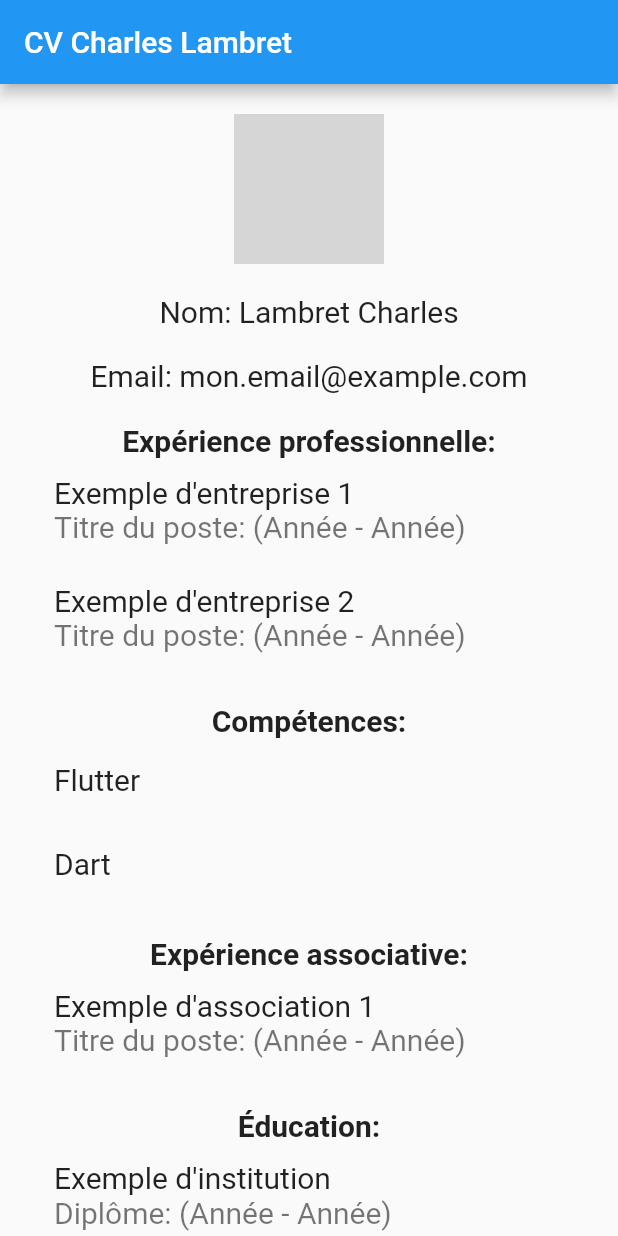
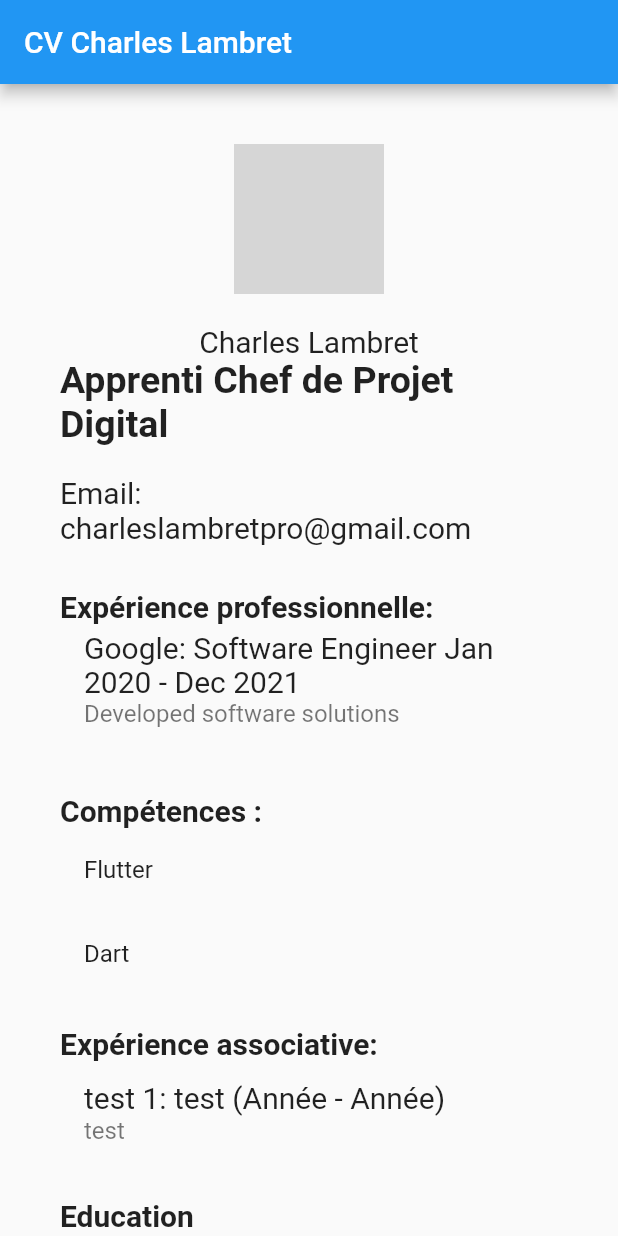
Before and after one commit to CharlesLambret/IIM-Flutter, a Flutter app: the screen it shows after launch, on a phone screen of 412 x 824 dp. Run offline on Flutter 3.47's test engine with Material 2 defaults, Android fonts, the phone set to English and light mode, and no system bars; network calls fail; grey boxes are pictures that could not be loaded.

Commit message:
v1 - décomposition du code et entièreté des éléments à insérer integrés

```diff
--- /dev/null
+++ b/lib/educations.dart
@@ -0,0 +1,46 @@
+import 'package:flutter/material.dart';
+
+class Education {
+  final String institution;
+  final String degree;
+  final String period;
+
+  Education({required this.institution, required this.degree, required this.period});
+}
+
+class EducationSection extends StatelessWidget {
+  final List<Education> educations;
+
+  EducationSection({Key? key, required this.educations}) : super (key: key);
+
+  @override
+  Widget build(BuildContext contect) {
+    return Column(
+      crossAxisAlignment: CrossAxisAlignment.start,
+      children : [
+        Text(
+              'Education',
+              style: TextStyle(fontSize: 20, fontWeight: FontWeight.bold),
+            ),
+        ListView.builder(
+          shrinkWrap: true,
+          physics: NeverScrollableScrollPhysics(),
+          itemCount: educations.length,
+          itemBuilder: (context, index) {
+            return ListTile(
+              title: Text(
+                educations[index].institution +
+                    ': ' +
+                    educations[index].degree +
+                    ' ' +
+                    educations[index].period,
+                style: TextStyle(fontSize: 20),
+              ),
+            );
+          },
+        ),
+        SizedBox(height: 20),
+      ]
+    );
+  }
+}
--- /dev/null
+++ b/lib/experiences.dart
@@ -0,0 +1,56 @@
+import 'package:flutter/material.dart';
+
+class Experience {
+  final String company;
+  final String position;
+  final String period;
+  final String description;
+
+  Experience({
+    required this.company,
+    required this.position,
+    required this.period,
+    required this.description,
+  });
+}
+
+class ExperienceSection extends StatelessWidget {
+  final List<Experience> experiences;
+
+  ExperienceSection({Key? key, required this.experiences}) : super(key: key);
+
+  @override
+  Widget build(BuildContext context) {
+    return Column(
+      crossAxisAlignment: CrossAxisAlignment.start,
+      children: [
+        Text(
+              'Expérience professionnelle:',
+              style: TextStyle(fontSize: 20, fontWeight: FontWeight.bold),
+            ),
+        ListView.builder(
+          shrinkWrap: true,
+          physics: NeverScrollableScrollPhysics(),
+          itemCount: experiences.length,
+          itemBuilder: (context, index) {
+            return ListTile(
+              title: Text(
+                experiences[index].company +
+                    ': ' +
+                    experiences[index].position +
+                    ' ' +
+                    experiences[index].period,
+                style: TextStyle(fontSize: 20),
+              ),
+              subtitle: Text(
+                experiences[index].description,
+                style: TextStyle(fontSize: 16),
+              ),
+            );
+          },
+        ),
+        SizedBox(height: 20),
+      ],
+    );
+  }
+}
--- /dev/null
+++ b/lib/experiencesassos.dart
@@ -0,0 +1,40 @@
+import 'package:flutter/material.dart';
+
+class ExperienceAssos {
+  final String association;
+  final String role;
+  final String period;
+  final String description;
+
+  ExperienceAssos({required this.association, required this.role, required this.period, required this.description});
+}
+
+class ExperienceAssosSection extends StatelessWidget {
+  final List<ExperienceAssos> experiencesassos;
+
+  ExperienceAssosSection({Key? key, required this.experiencesassos}) : super(key: key);
+
+  @override
+  Widget build(BuildContext context) {
+    return Column(
+      crossAxisAlignment: CrossAxisAlignment.start,
+      children: [
+        Text(
+          'Expérience associative:',
+          style: TextStyle(fontSize: 20, fontWeight: FontWeight.bold),
+        ),
+        ListView.builder(
+          shrinkWrap: true,
+          physics: NeverScrollableScrollPhysics(),
+          itemCount: experiencesassos.length,
+          itemBuilder: (context, index) {
+            return ListTile(
+              title: Text(experiencesassos[index].association + ': ' + experiencesassos[index].role + ' ' + experiencesassos[index].period, style: TextStyle(fontSize: 20)),
+              subtitle: Text(experiencesassos[index].description, style: TextStyle(fontSize: 16)),
+            );
+          },
+        ),
+      ],
+    );
+  }
+}
--- /dev/null
+++ b/lib/hobbies.dart
@@ -0,0 +1,36 @@
+import 'package:flutter/material.dart';
+
+class Hobby {
+  final String name;
+
+  Hobby({required this.name});
+}
+
+class HobbySection extends StatelessWidget{
+  final List<Hobby> hobbies;
+
+  HobbySection({Key? key, required this.hobbies}) : super(key: key);
+
+  @override
+  Widget build(BuildContext context) {
+    return Column(
+      crossAxisAlignment: CrossAxisAlignment.start,
+      children: <Widget>[
+        Text(
+          'Loisirs:',
+          style: TextStyle(fontSize: 20, fontWeight: FontWeight.bold),
+        ),
+        ListView.builder(
+          shrinkWrap: true,
+          physics: NeverScrollableScrollPhysics(),
+          itemCount: hobbies.length,
+          itemBuilder: (context, index) {
+            return ListTile(
+              title: Text(hobbies[index].name, style: TextStyle(fontSize: 20)),
+            );
+          },
+        ),
+      ],
+    );
+  }
+}
--- /dev/null
+++ b/lib/langues.dart
@@ -0,0 +1,37 @@
+import 'package:flutter/material.dart';
+
+class Language {
+  final String name;
+  final String level;
+
+  Language({required this.name, required this.level});
+}
+
+class LanguageSection extends StatelessWidget {
+  final List<Language> languages;
+
+  LanguageSection({Key? key, required this.languages}) : super(key: key);
+
+  @override
+  Widget build(BuildContext context) {
+    return Column(
+      crossAxisAlignment: CrossAxisAlignment.start,
+      children: <Widget>[
+        Text(
+          'Langues:',
+          style: TextStyle(fontSize: 20, fontWeight: FontWeight.bold),
+        ),
+        ListView.builder(
+          shrinkWrap: true,
+          physics: NeverScrollableScrollPhysics(),
+          itemCount: languages.length,
+          itemBuilder: (context, index) {
+            return ListTile(
+              title: Text(languages[index].name + ': ' + languages[index].level, style: TextStyle(fontSize: 20)),
+            );
+          },
+        ),
+      ],
+    );
+  }
+}
--- a/lib/main.dart
+++ b/lib/main.dart
@@ -1,52 +1,23 @@
 import 'package:flutter/material.dart';
+import 'experiences.dart';
+import 'experiencesassos.dart';
+import 'skills.dart';
+import 'educations.dart';
+import 'hobbies.dart';
+import 'langues.dart';
 
 void main() {
   runApp(MaterialApp(
     home: MyApp(),
   ));
 }
-
-class Experience {
-  final String company;
-  final String position;
-  final String period;
-
-  Experience({required this.company, required this.position, required this.period});
-}
-
-class Skill {
-  final String name;
-
-  Skill({required this.name});
-}
-
-class AssociationExperience {
-  final String association;
-  final String role;
-  final String period;
-
-  AssociationExperience({required this.association, required this.role, required this.period});
-}
-
-class Education {
-  final String institution;
-  final String degree;
-  final String period;
-
-  Education({required this.institution, required this.degree, required this.period});
-}
-
 class MyApp extends StatelessWidget {
   final List<Experience> experiences = [
     Experience(
-      company: 'Exemple d\'entreprise 1',
-      position: 'Titre du poste',
-      period: '(Année - Année)',
-    ),
-    Experience(
-      company: 'Exemple d\'entreprise 2',
-      position: 'Titre du poste',
-      period: '(Année - Année)',
+      company: 'Google',
+      position: 'Software Engineer',
+      period: 'Jan 2020 - Dec 2021',
+      description: 'Developed software solutions',
     ),
   ];
 
@@ -55,20 +26,37 @@ class MyApp extends StatelessWidget {
     Skill(name: 'Dart'),
   ];
 
-  final List<AssociationExperience> associationExperiences = [
-    AssociationExperience(
-      association: 'Exemple d\'association 1',
-      role: 'Titre du poste',
+  final List<ExperienceAssos> experiencesassos = [
+    ExperienceAssos(
+      association: 'test 1',
+      role: 'test',
       period: '(Année - Année)',
+      description: 'test'
     ),
   ];
 
   final List<Education> educations = [
     Education(
-      institution: 'Exemple d\'institution',
+      institution: 'Ecole 1',
       degree: 'Diplôme',
       period: '(Année - Année)',
     ),
+  ];
+
+  final List<Language> languages = [
+    Language(
+      name: 'Français',
+      level: 'Langue maternelle',
+    ),
+    Language(
+      name: 'Anglais',
+      level: 'Courant',
+    ),
+  ];
+
+  final List<Hobby> hobbies = [
+    Hobby(name: 'Lecture'),
+    Hobby(name: 'Voyage'),
   ];
 
   @override
@@ -78,7 +66,7 @@ class MyApp extends StatelessWidget {
         title: Text('CV Charles Lambret'),
       ),
       body: SingleChildScrollView(
-        padding: EdgeInsets.all(20.0),
+        padding: EdgeInsets.all(40.0),
         child: Column(
           mainAxisAlignment: MainAxisAlignment.center,
           children: <Widget>[
@@ -87,79 +75,46 @@ class MyApp extends StatelessWidget {
               backgroundImage: NetworkImage('https://media.licdn.com/dms/image/C4E03AQGK1HJx4pl2og/profile-displayphoto-shrink_400_400/0/1663072684919?e=1692230400&v=beta&t=-l4FpsWeU6Ih8Ub-_ao4LWcjutNqr3YA_9fZza1cbT4'), // Image from the internet
             ),
             SizedBox(height: 20),
+
             Text(
-              'Nom: Lambret Charles',
+              'Charles Lambret',
               style: TextStyle(fontSize: 20),
+            ),
+            Text(
+              'Apprenti Chef de Projet Digital',
+              style: TextStyle(fontSize: 25, fontWeight: FontWeight.bold),
             ),
             SizedBox(height: 20),
             Text(
-              'Email: mon.email@example.com',
+              'Email: charleslambretpro@gmail.com',
               style: TextStyle(fontSize: 20),
             ),
+
+            SizedBox(height: 30),
+
+            ExperienceSection(experiences: experiences),
+
             SizedBox(height: 20),
-            Text(
-              'Expérience professionnelle:',
-              style: TextStyle(fontSize: 20, fontWeight: FontWeight.bold),
-            ),
-            ListView.builder(
-              shrinkWrap: true,
-              physics: NeverScrollableScrollPhysics(),
-              itemCount: experiences.length,
-              itemBuilder: (context, index) {
-                return ListTile(
-                  title: Text(experiences[index].company, style: TextStyle(fontSize: 20)),
-                  subtitle: Text(experiences[index].position + ': ' + experiences[index].period, style: TextStyle(fontSize: 20)),
-                );
-              },
-            ),
+
+            SkillsSection(skills: skills),
+
             SizedBox(height: 20),
-            Text(
-              'Compétences:',
-              style: TextStyle(fontSize: 20, fontWeight: FontWeight.bold),
-            ),
-            ListView.builder(
-              shrinkWrap: true,
-              physics: NeverScrollableScrollPhysics(),
-              itemCount: skills.length,
-              itemBuilder: (context, index) {
-                return ListTile(
-                  title: Text(skills[index].name, style: TextStyle(fontSize: 20)),
-                );
-              },
-            ),
+
+            ExperienceAssosSection(experiencesassos: experiencesassos),
+
             SizedBox(height: 20),
-            Text(
-              'Expérience associative:',
-              style: TextStyle(fontSize: 20, fontWeight: FontWeight.bold),
-            ),
-            ListView.builder(
-              shrinkWrap: true,
-              physics: NeverScrollableScrollPhysics(),
-              itemCount: associationExperiences.length,
-              itemBuilder: (context, index) {
-                return ListTile(
-                  title: Text(associationExperiences[index].association, style: TextStyle(fontSize: 20)),
-                  subtitle: Text(associationExperiences[index].role + ': ' + associationExperiences[index].period, style: TextStyle(fontSize: 20)),
-                );
-              },
-            ),
+
+            EducationSection(educations: educations),
+
             SizedBox(height: 20),
-            Text(
-              'Éducation:',
-              style: TextStyle(fontSize: 20, fontWeight: FontWeight.bold),
-            ),
-            ListView.builder(
-              shrinkWrap: true,
-              physics: NeverScrollableScrollPhysics(),
-              itemCount: educations.length,
-              itemBuilder: (context, index) {
-                return ListTile(
-                  title: Text(educations[index].institution, style: TextStyle(fontSize: 20)),
-                  subtitle: Text(educations[index].degree + ': ' + educations[index].period, style: TextStyle(fontSize: 20)),
-                );
-              },
-            ),
+
+            LanguageSection(languages: languages),
+
+            SizedBox(height: 20),
+
+            HobbySection(hobbies: hobbies)
           ],
+
         ),
       ),
     );
--- /dev/null
+++ b/lib/skills.dart
@@ -0,0 +1,37 @@
+import 'package:flutter/material.dart';
+
+class Skill {
+  final String name;
+  Skill({required this.name});
+}
+
+class SkillsSection extends StatelessWidget{
+  final List<Skill> skills;
+
+  SkillsSection({Key? key, required this.skills}) : super(key: key);
+
+  @override
+  Widget build(BuildContext context) {
+    return Column(
+      crossAxisAlignment: CrossAxisAlignment.start,
+      children: [
+        Text(
+              'Compétences : ',
+              style: TextStyle(fontSize: 20, fontWeight: FontWeight.bold),
+            ),
+        ListView.builder(
+          shrinkWrap: true,
+          physics: NeverScrollableScrollPhysics(),
+          itemCount: skills.length,
+          itemBuilder: (context, index) {
+            return ListTile(
+              title: Text(
+                skills[index].name,
+              ),
+            );
+          },
+        )
+      ]
+    );
+  }
+}
```
Also changed, not shown: 2 other files.
